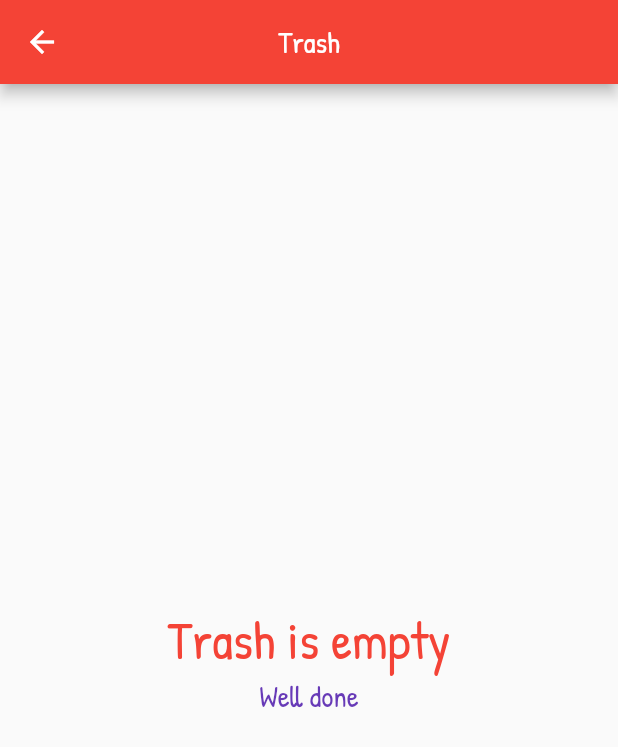
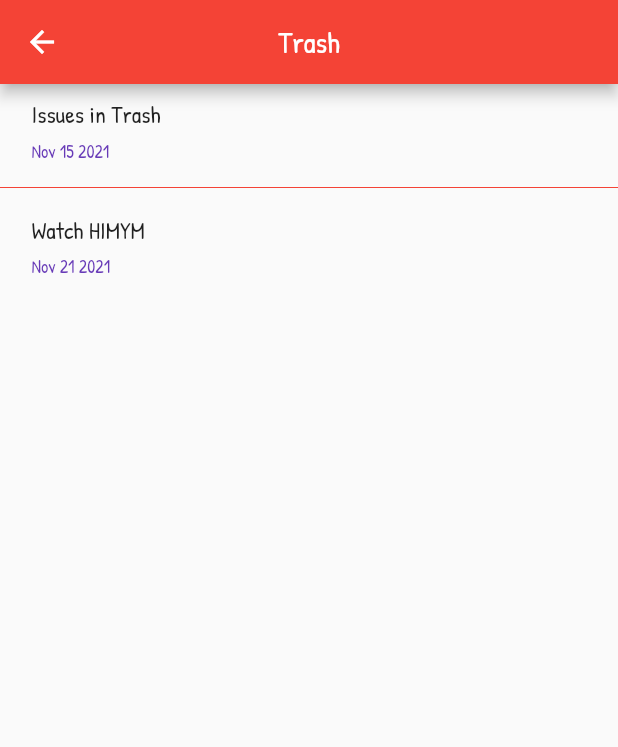
Before and after one commit to BlackIQ/whatsdone, a Flutter app: the Trash screen opened directly, on a phone screen of 412 x 824 dp. Shown: the top 747 px of the screen. Run offline on Flutter 3.47's test engine with Material 2 defaults, Android fonts, the phone set to English and light mode, and no system bars; our stand-ins replace google_fonts.

Commit message:
Trying to fix deleting

```diff
--- a/lib/app/pages/done/done.dart
+++ b/lib/app/pages/done/done.dart
@@ -6,17 +6,10 @@ class DoneTasks extends StatefulWidget {
 }
 
 class _DoneTasksState extends State<DoneTasks> {
-  List<Map> itemsList = [];
-
-  // void check() {
-  //   for (int counter = 0; counter < allItems.length; counter++) {
-  //     if (allItems[counter]['status'] == 'done') {
-  //       setState(() {
-  //         itemsList.add(allItems[counter]);
-  //       });
-  //     }
-  //   }
-  // }
+  List<Map> itemsList = [
+    {'name': 'Fix navbar', 'date': 'Nov 23 2021'},
+    {'name': 'Fix color', 'date': 'Nov 14 2021'},
+  ];
 
   @override
   Widget build(BuildContext context) {
@@ -44,7 +37,9 @@ class _DoneTasksState extends State<DoneTasks> {
                 ),
                 onDismissed: (direction) {
                   if (direction == DismissDirection.endToStart) {
-                    // delete(index);
+                    setState(() {
+                      itemsList.removeAt(index);
+                    });
                   }
                   else {
                     // home(index);
--- a/lib/app/pages/home/home.dart
+++ b/lib/app/pages/home/home.dart
@@ -7,8 +7,9 @@ class Home extends StatefulWidget {
 }
 
 class _HomeState extends State<Home> {
-  List itemsList = [
-    {"name": "fuck", "date": "2021 Nov 19", "status": "home", "id": 147},
+  List<Map> itemsList = [
+    {'name': 'Go School', 'date': 'Nov 20 2021'},
+    {'name': 'Go Home', 'date': 'Nov 19 2021'},
   ];
 
   @override
--- a/lib/app/routes/trash.dart
+++ b/lib/app/routes/trash.dart
@@ -7,7 +7,10 @@ class Trash extends StatefulWidget {
 }
 
 class _TrashState extends State<Trash> {
-  final List<String> itemsList = [];
+  List<Map> itemsList = [
+    {'name': 'Issues in Trash', 'date': 'Nov 15 2021'},
+    {'name': 'Watch HIMYM', 'date': 'Nov 21 2021'},
+  ];
 
   @override
   Widget build(BuildContext context) {
@@ -32,12 +35,11 @@ class _TrashState extends State<Trash> {
                 child: Column(
                   crossAxisAlignment: CrossAxisAlignment.start,
                   children: <Widget>[
-                    Text('${itemsList[index]}'),
+                    Text('${itemsList[index]['name']}'),
                     SizedBox(height: 5),
                     Text(
-                      'Date',
-                      style:
-                      TextStyle(fontSize: 12, color: Colors.red),
+                      '${itemsList[index]['date']}',
+                      style: TextStyle(fontSize: 12, color: Colors.deepPurple),
                     ),
                   ],
                 ),
@@ -45,7 +47,9 @@ class _TrashState extends State<Trash> {
             ),
             onDismissed: (direction) {
               if (direction == DismissDirection.endToStart) {
-                // Delete
+                setState(() {
+                  itemsList.removeAt(index);
+                });
               }
               else {
                 // Un Done
```
